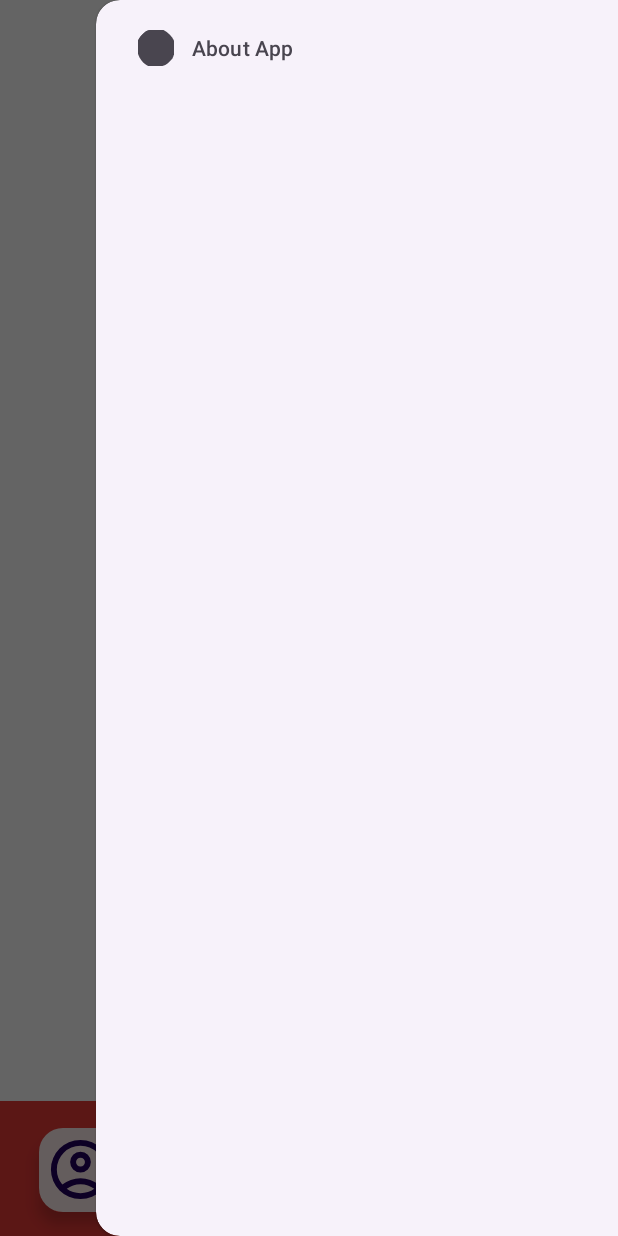
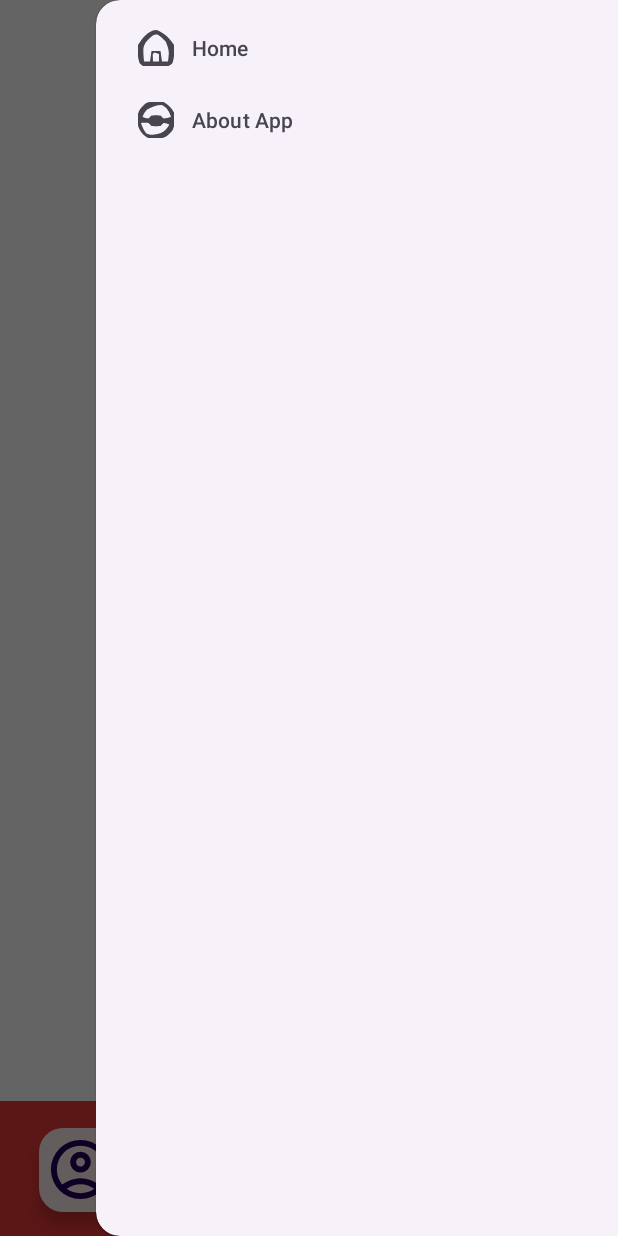
Before and after one commit to JamalArjuna/Pokemon-Wikipedia, an Android app: the screen it shows after launch (MainActivity), with the side drawer open, on a phone screen of 412 x 824 dp. Run offline under Robolectric (Android 15) with nearby library versions, the phone set to English and light mode, and no system bars.

Commit message:
Fixing UI: Fixing Sidebar bug

```diff
--- /dev/null
+++ b/app/src/main/res/drawable/ic_home.xml
@@ -0,0 +1,9 @@
+<vector xmlns:android="http://schemas.android.com/apk/res/android"
+    android:width="24dp"
+    android:height="24dp"
+    android:viewportWidth="24"
+    android:viewportHeight="24">
+  <path
+      android:pathData="M12.531,0C17.543,2.03 21.1,5.48 24,10C24.561,14.214 24.189,17.923 23,22C20.634,24.366 20.148,24.256 16.938,24.266C15.743,24.269 15.743,24.269 14.523,24.273C13.691,24.266 12.858,24.258 12,24.25C11.167,24.258 10.335,24.265 9.477,24.273C8.68,24.271 7.883,24.268 7.063,24.266C6.332,24.263 5.601,24.261 4.848,24.259C3,24 3,24 1,22C-0.272,17.899 -0.64,14.251 0,10C2.892,5.572 6.821,0 12.531,0ZM7.375,5.813C4.968,8.234 4.077,9.507 3.543,12.914C3.561,15.641 3.691,18.291 4,21C5.32,21 6.64,21 8,21C8.33,18.69 8.66,16.38 9,14C10.98,14 12.96,14 15,14C15.33,16.31 15.66,18.62 16,21C17.32,21 18.64,21 20,21C20.867,14.055 20.867,14.055 18.512,7.711C16.751,5.939 15.082,4.38 13,3C10.249,3 9.424,4.012 7.375,5.813ZM11,15C9.704,16.066 9.704,16.066 9.938,18.563C9.958,19.367 9.979,20.171 10,21C11.32,21 12.64,21 14,21C14,19.35 14,17.7 14,16C13.01,15.67 12.02,15.34 11,15Z"
+      android:fillColor="#000000"/>
+</vector>
--- a/app/src/main/res/drawable/ic_pokeball.xml
+++ b/app/src/main/res/drawable/ic_pokeball.xml
@@ -4,24 +4,6 @@
     android:viewportWidth="24"
     android:viewportHeight="24">
   <path
-      android:pathData="M17,0C20.126,1.672 22.393,3.786 24,7C24.515,11.092 24.944,15.236 22.953,18.957C20.555,21.856 18.604,23.798 14.828,24.273C7.011,24.581 7.011,24.581 3.438,21.625C-0.306,17.594 -0.39,14.905 -0.359,9.551C0.22,5.441 1.999,3.787 5,1C8.725,-0.862 12.945,-0.571 17,0Z"
-      android:fillColor="#252222"/>
-  <path
-      android:pathData="M12,1C15.561,1.305 17,2 19.813,4.313C22,7 22,7 22,11C19.125,11.125 19.125,11.125 16,11C15.34,10.34 14.68,9.68 14,9C10.693,9.29 10.693,9.29 8,11C6.334,11.041 4.666,11.043 3,11C3.331,7.938 3.601,6.399 5.813,4.188C8,3 8,3 12,3C12,2.34 12,1.68 12,1Z"
-      android:fillColor="#E55260"/>
-  <path
-      android:pathData="M1,13C7.75,13.75 7.75,13.75 10,16C13.307,15.71 13.307,15.71 16,14C17.666,13.959 19.334,13.957 21,14C19.75,17.653 19.329,18.781 16,21C14.68,21 13.36,21 12,21C12,21.66 12,22.32 12,23C8.448,22.696 7.029,22.024 4.25,19.688C2.214,17.255 1.342,16.08 1,13Z"
-      android:fillColor="#E7E9EC"/>
-  <path
-      android:pathData="M12,1C12,1.66 12,2.32 12,3C10.886,3.392 9.773,3.784 8.625,4.188C5.68,5.425 5.141,5.736 3.563,8.688C3.377,9.451 3.191,10.214 3,11C4.98,10.67 6.96,10.34 9,10C9,11.65 9,13.3 9,15C6.36,14.34 3.72,13.68 1,13C0.67,14.32 0.34,15.64 0,17C-0.861,7.319 -0.861,7.319 2.375,3.438C6.109,-0.03 7.171,-0.144 12,1Z"
-      android:fillColor="#261215"/>
-  <path
-      android:pathData="M10,8C11.65,8.33 13.3,8.66 15,9C15,11.31 15,13.62 15,16C13.35,16.33 11.7,16.66 10,17C8.875,14.75 8.875,14.75 8,12C8.875,9.688 8.875,9.688 10,8Z"
-      android:fillColor="#3B3C40"/>
-  <path
-      android:pathData="M22,8C22.33,8 22.66,8 23,8C23,9.65 23,11.3 23,13C20.36,13.66 17.72,14.32 15,15C15,13.35 15,11.7 15,10C17.31,10.33 19.62,10.66 22,11C22,10.01 22,9.02 22,8Z"
-      android:fillColor="#23171A"/>
-  <path
-      android:pathData="M12,1C12,1.66 12,2.32 12,3C11.072,2.959 10.144,2.918 9.188,2.875C5.842,2.729 5.842,2.729 3,5C5.265,-0.016 6.724,-0.25 12,1Z"
-      android:fillColor="#260D10"/>
+      android:pathData="M17,0C20.126,1.672 22.393,3.786 24,7C24.515,11.092 24.944,15.236 22.953,18.957C20.555,21.856 18.604,23.798 14.828,24.273C7.011,24.581 7.011,24.581 3.438,21.625C-0.306,17.594 -0.39,14.905 -0.359,9.551C0.22,5.441 1.999,3.787 5,1C8.725,-0.862 12.945,-0.571 17,0ZM6,5C4.045,7.53 4.045,7.53 3,10C4.892,10.681 4.892,10.681 7,11C7.66,10.34 8.32,9.68 9,9C12,8.75 12,8.75 15,9C15.66,9.66 16.32,10.32 17,11C19.603,10.68 19.603,10.68 22,10C20.742,6.12 19.576,4.059 16,2C12.011,2 9.53,3.172 6,5ZM2,14C2.871,16.685 3.785,18.733 5.563,20.938C8.976,22.426 11.33,21.804 14.871,20.883C17.899,19.627 19.329,17.761 21,15C19.108,14.319 19.108,14.319 17,14C16.34,14.66 15.68,15.32 15,16C12,16.25 12,16.25 9,16C8.34,15.34 7.68,14.68 7,14C4.416,13.833 4.416,13.833 2,14Z"
+      android:fillColor="#000000"/>
 </vector>
--- a/app/src/main/res/menu/menu_sidebar.xml
+++ b/app/src/main/res/menu/menu_sidebar.xml
@@ -1,5 +1,11 @@
 <?xml version="1.0" encoding="utf-8"?>
 <menu xmlns:android="http://schemas.android.com/apk/res/android">
+
+
+    <item
+        android:id="@+id/list_pokemon"
+        android:title="Home"
+        android:icon="@drawable/ic_home"/>
 
     <item
         android:id="@+id/about_app"
```
Also changed, not shown: app/src/main/java/com/example/pokewiki/ui/MainActivity.kt (+14 -0 lines), app/src/main/java/com/example/pokewiki/ui/aboutapp/AboutAppActivity.kt (+46 -0 lines), app/src/main/res/layout/activity_about_app.xml (+28 -3 lines).
